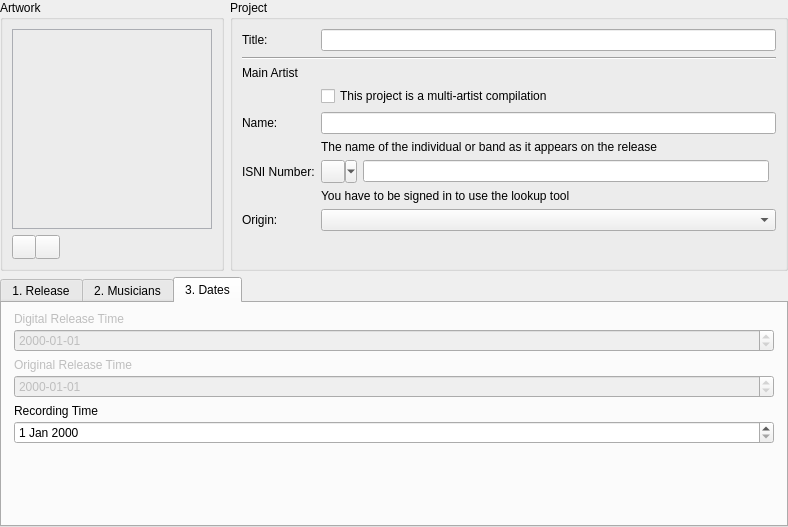
The window that resources/ui/album_page.ui (Iconoclasteinc/tgit) describes before a commit, drawn with Qt 5.
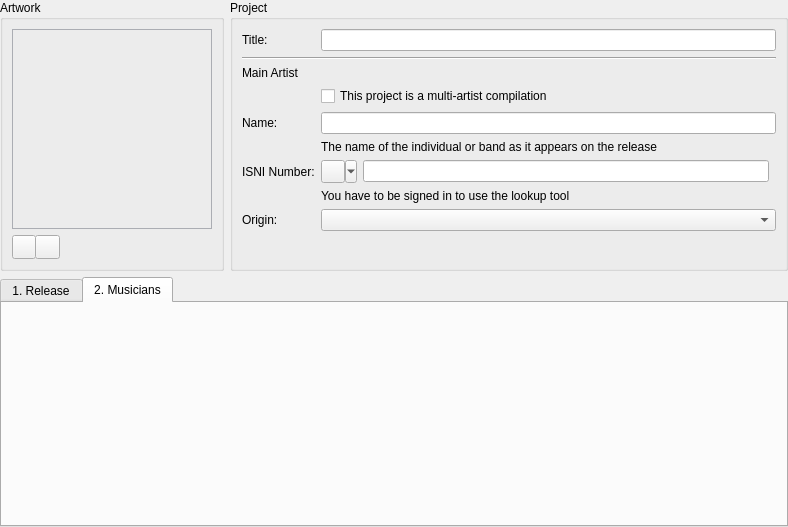
The same window after the commit. The open tabs and pages were chosen to show the change. Icons and pictures are not drawn. Custom widgets are drawn as their Qt base class.

Commit message: Remove the dates tab of the project page.

The edit to the form file:
```diff
--- a/resources/ui/album_page.ui
+++ b/resources/ui/album_page.ui
@@ -573,125 +573,6 @@
        </item>
       </layout>
      </widget>
-     <widget class="QWidget" name="_dates_tab">
-      <attribute name="title">
-       <string>3. Dates</string>
-      </attribute>
-      <layout class="QVBoxLayout" name="verticalLayout_4">
-       <property name="spacing">
-        <number>6</number>
-       </property>
-       <property name="leftMargin">
-        <number>12</number>
-       </property>
-       <property name="rightMargin">
-        <number>12</number>
-       </property>
-       <item>
-        <layout class="QVBoxLayout" name="_digital_release_time_container">
-         <property name="spacing">
-          <number>3</number>
-         </property>
-         <item>
-          <widget class="QLabel" name="_digital_release_time_caption">
-           <property name="enabled">
-            <bool>false</bool>
-           </property>
-           <property name="text">
-            <string>Digital Release Time</string>
-           </property>
-           <property name="buddy">
-            <cstring>_digital_release_time</cstring>
-           </property>
-          </widget>
-         </item>
-         <item>
-          <widget class="QDateEdit" name="_digital_release_time">
-           <property name="enabled">
-            <bool>false</bool>
-           </property>
-           <property name="accelerated">
-            <bool>true</bool>
-           </property>
-           <property name="displayFormat">
-            <string notr="true">yyyy-MM-dd</string>
-           </property>
-          </widget>
-         </item>
-        </layout>
-       </item>
-       <item>
-        <layout class="QVBoxLayout" name="_original_release_time_container">
-         <property name="spacing">
-          <number>3</number>
-         </property>
-         <item>
-          <widget class="QLabel" name="_original_release_time_caption">
-           <property name="enabled">
-            <bool>false</bool>
-           </property>
-           <property name="text">
-            <string>Original Release Time</string>
-           </property>
-           <property name="buddy">
-            <cstring>_original_release_time</cstring>
-           </property>
-          </widget>
-         </item>
-         <item>
-          <widget class="QDateEdit" name="_original_release_time">
-           <property name="enabled">
-            <bool>false</bool>
-           </property>
-           <property name="accelerated">
-            <bool>true</bool>
-           </property>
-           <property name="displayFormat">
-            <string notr="true">yyyy-MM-dd</string>
-           </property>
-          </widget>
-         </item>
-        </layout>
-       </item>
-       <item>
-        <layout class="QVBoxLayout" name="_recording_time_container">
-         <property name="spacing">
-          <number>3</number>
-         </property>
-         <item>
-          <widget class="QLabel" name="_recording_time_caption">
-           <property name="text">
-            <string>Recording Time</string>
-           </property>
-           <property name="buddy">
-            <cstring>_recording_time</cstring>
-           </property>
-          </widget>
-         </item>
-         <item>
-          <widget class="QDateEdit" name="_recording_time">
-           <property name="accelerated">
-            <bool>true</bool>
-           </property>
-          </widget>
-         </item>
-        </layout>
-       </item>
-       <item>
-        <spacer name="verticalSpacer">
-         <property name="orientation">
-          <enum>Qt::Vertical</enum>
-         </property>
-         <property name="sizeHint" stdset="0">
-          <size>
-           <width>20</width>
-           <height>40</height>
-          </size>
-         </property>
-        </spacer>
-       </item>
-      </layout>
-     </widget>
     </widget>
    </item>
   </layout>
```
Left out of the diff: 5 changed lines with no effect on the pictures. The commit also changes 4 other files.
